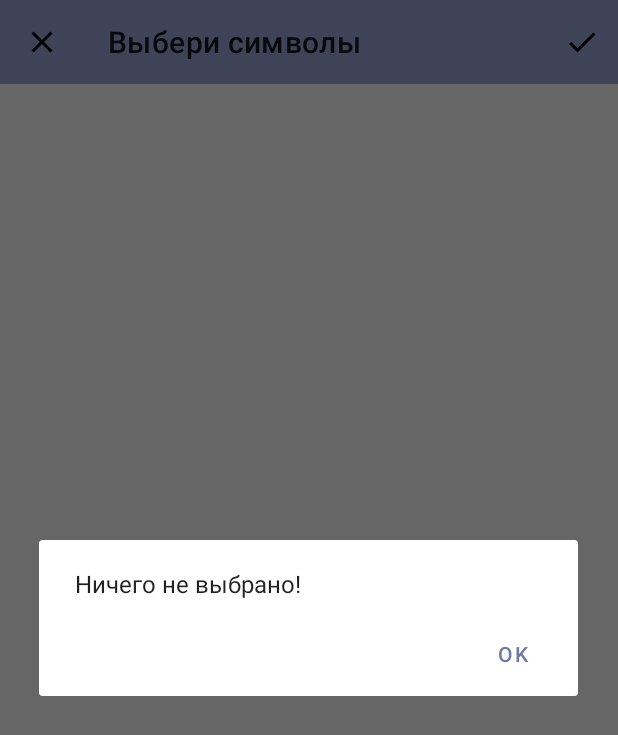
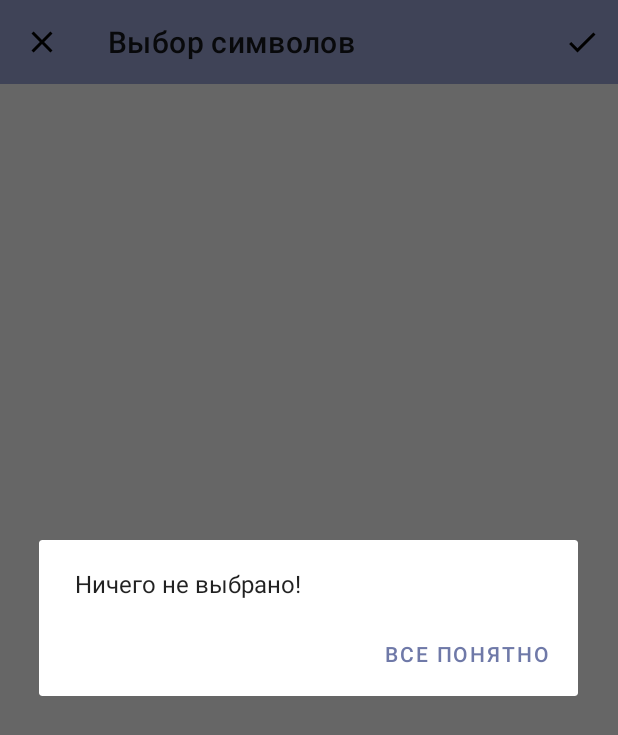
Before and after one commit to Chechevichnaya/Don-t-ruin-your-laundry, an Android app: the fragment ChooseSymbolsToCard placed in its activity, after a tap on "Добавить", on a phone screen of 412 x 824 dp. Shown: the top 735 px of the screen. Run offline under Robolectric (Android 15) with nearby library versions, the phone set to English and light mode, and no system bars; our stand-ins replace FlexboxLayout; 8 statements that could not run were skipped.

Commit message:
change some strings

```diff
--- a/app/src/main/java/com/blabla/dontruinyourlaundry/presentation/fragments/ChooseSymbolsToCard.kt
+++ b/app/src/main/java/com/blabla/dontruinyourlaundry/presentation/fragments/ChooseSymbolsToCard.kt
@@ -23,7 +23,7 @@ import org.koin.androidx.viewmodel.ext.android.viewModel
 class ChooseSymbolsToCard : Fragment() {
     private val TAG = this::class.java.simpleName
     private lateinit var binding: FragmentAddSymbolToCardBinding
-//    private val viewModel: ChooseSymbolsViewModel by viewModels()
+
     private val viewModel: ChooseSymbolsViewModel by viewModel()
     private val args: ChooseSymbolsToCardArgs by navArgs()
 
@@ -74,8 +74,8 @@ class ChooseSymbolsToCard : Fragment() {
 
     private fun showDialogNothingSelected() {
         val builder: AlertDialog.Builder = AlertDialog.Builder(requireContext())
-        val dialog: AlertDialog = builder.setMessage("Ничего не выбрано!")
-            .setPositiveButton("Ok") { _, _ -> }
+        val dialog: AlertDialog = builder.setMessage(requireContext().getString(R.string.nothing_selected))
+            .setPositiveButton(requireContext().getString(R.string.ok_button)) { _, _ -> }
             .create()
 
         dialog.show()
@@ -101,7 +101,7 @@ class ChooseSymbolsToCard : Fragment() {
 
     private fun setUpperMenu() {
         //set navigation menu
-        binding.toolbarAddSymbolsToCard.title = "Выбери символы"
+        binding.toolbarAddSymbolsToCard.title = requireContext().getString(R.string.symbol_choosing)
         binding.toolbarAddSymbolsToCard.setNavigationIcon(R.drawable.ic_baseline_close_24)
 
         //go back without changing
--- a/app/src/main/res/values/strings.xml
+++ b/app/src/main/res/values/strings.xml
@@ -23,7 +23,7 @@
     <string name="from_camera">С помощью камеры</string>
     <string name="permission_required">Camera access is required to display the camera preview.</string>
 
-    <string name="permission_granted">Permission is granted. You can use the camera now.</string>
+    <string name="permission_granted">Разрешение получено. Тперь вы можете пользоваться камерой в приложени</string>
     <string name="delete_question">Вы уверены, что хотите полностью удалить карточку?</string>
     <string name="delete_symbol">Удалить символ?</string>
     <string name="yes">Да</string>
@@ -34,58 +34,63 @@
     <string name="edit_fragment">Редактирование карточки</string>
     <string name="add_card_fragment">Добавление новой карточки</string>
     <string name="add_more_symbols">Добавить символы для стирки</string>
-    <string name="wash">Разрешена машинная стирка</string>
-    <string name="wash_not_allowed">Машинная и ручная стирка запрещены. Разрешена химчистка</string>
-    <string name="wash_hand">Ручная стирка при температуре воды до 40 °C. Не тереть, отжимать аккуратно, без перекручивания</string>
-    <string name="wash_hand30">Ручная стирка при температуре воды до 30 °C, не тереть, отжимать деликатно</string>
-    <string name="wash_hand40">Ручная стирка при температуре воды до 40 °C, не тереть, отжимать деликатно</string>
-    <string name="wash30">Ручная или машинная стирка при температуре воды не выше 30°C. Не подвергать сильному отжиму</string>
-    <string name="wash40">Ручная или машинная стирка при температуре воды не выше 40°C</string>
-    <string name="wash50">Ручная или машинная стирка при температуре воды не выше 50°C</string>
-    <string name="wash60">Ручная или машинная стирка при температуре воды не выше 60°</string>
-    <string name="wash70">Ручная или машинная стирка при температуре воды не выше 70°C</string>
-    <string name="wash90">Ручная или машинная стирка при температуре воды не выше 95°C</string>
-    <string name="wash30_care">Деликатная ручная или машинная стирка при температуре воды до 30 °C, с использованием программ деликатной стирки (полоскание при низкой температуре и короткое время отжима)</string>
-    <string name="wash30_extracare">Особо деликатная ручная или машинная стирка при температуре воды до 30°C. Не отжимать руками</string>
-    <string name="wash40_care">Деликатная ручная или машинная стирка при температуре воды не выше 40°C</string>
-    <string name="wash40_extracare">Особо деликатная стирка при температуре воды не выше 40°C</string>
-    <string name="wash50_care">Деликатная ручная или машинная стирка при температуре до 50°C</string>
-    <string name="wash60_care">Деликатная ручная или машинная стирка при температуре воды до 60 °C</string>
-    <string name="wash90_care">Деликатная ручная или машинная стирка при температуре воды до 95 °C</string>
-    <string name="bleach">Отбеливание разрешено любыми окисляющими средствами</string>
-    <string name="bleach_non_chlor">Отбеливание разрешено только кислородсодержащими отбеливателями, в составе которых отсутствует хлор</string>
-    <string name="bleach_not_allowed">Отбеливание запрещено. Стиральные порошки не должны содержать хлор</string>
-    <string name="dry">Разрешено отжимать и сушить в стиральной машине или в сушилке</string>
-    <string name="dry40">Сушка и отжим при низкой температуре не выше 40°C</string>
-    <string name="dry60">Сушка и отжим при средней температуре не выше 60°C</string>
-    <string name="dry80">Сушка и отжим при высокой температуре не выше 80°C</string>
-    <string name="dry_no_heat">Обычная барабанная сушка и отжим при нормальной температуре, без нагрева воздуха</string>
-    <string name="dry40_care">Деликатная сушка и отжим в сушильном барабане при температуре не выше 40°C</string>
-    <string name="dry40_extracare">Особо деликатная сушка и отжим в сушильном барабане при температуре не выше 40°C</string>
-    <string name="dry60_care">Деликатная сушка и отжим при температуре не выше 60°C</string>
-    <string name="dry_line">После отжима разрешена сушка в подвешенном(вертикальном) состоянии</string>
-    <string name="dry_shade">Сушка в тени, вдали от прямых солнечных лучей</string>
-    <string name="dry_line_shade">Сушка в подвешенном (вертикальном) состоянии в тени и вдали от прямых солнечных лучей</string>
-    <string name="dry_drip">Сушка без отжима в подвешенном (вертикальном) состоянии</string>
-    <string name="dry_drip_shade">Сушка без отжима в подвешенном (вертикальном) состоянии в тени, вдали от прямых солнечных лучей</string>
-    <string name="dry_flat">Сушка на горизонтальной поверхности в расправленном состоянии</string>
-    <string name="dry_flat_shade">Сушка на горизонтальной поверхности в расправленном состоянии в тени</string>
-    <string name="dry_not_alloder">Запрещено отжимать и сушить в машинке</string>
-    <string name="iron">Для восстановления формы и внешнего вида изделия его разрешено гладить при любой температуре, с паром или без</string>
-    <string name="iron110">Разрешено гладить при максимальной температуре 110°C (соответствует символу в виде одной точки на терморегуляторе утюга), допустимо для синтетики, нейлона, акрила, полиэстера, полиамида, ацетата; использовать тканевую прокладку, не пользоваться паром</string>
-    <string name="iron150">Разрешено гладить при максимальной температуре 150°C (соответствует символу в виде двух точек на терморегуляторе утюга), допустимо для шерсти и смешанных волокон с полиэстером и вискозой; использовать влажную ткань</string>
-    <string name="iron200">Разрешено гладить при максимальной температуре 200°C (соответствует символу в виде трёх точек на терморегуляторе утюга), допустимо для льна и хлопка; можно слегка увлажнить изделие</string>
-    <string name="iron_not_allowed">Глажение с паром навредит одежде, рекомендовано регулярное глажение в указанном температурном режиме</string>
-    <string name="iron_steam_not_allowed">Изделие не должно подвергаться глажению, пропаривание и обработку паром не применять</string>
-    <string name="dry_clean">Только сухая чистка. Этoт символ предназначен для специалистов химчистки</string>
-    <string name="dry_cleana">Сухая чистка с любым органическим растворителем. Этoт символ предназначен для специалистов химчистки</string>
-    <string name="dry_cleanp">Обычная сухая чистка с использованием тетрахлорэтилена и всех растворителей, перечисленных для символа «F». Этoт символ предназначен для специалистов химчистки</string>
-    <string name="dry_cleanf">Обычная сухая чистка с использованием только углеводорода, бензина и трифтортрихорметана. Этoт символ предназначен для специалистов химчистки</string>
-    <string name="dry_clean_short">Одежда может быть очищена в сокращенном цикле. Символ может использоваться в сочетании с буквой. Этoт символ предназначен для специалистов химчистки</string>
-    <string name="dry_clean_lowheat">Одежда может быть очищена в умеренном температурном режиме. Символ может использоваться в сочетании с буквой. Этoт символ предназначен для специалистов химчистки</string>
-    <string name="dry_clean_low_water">При чистке допустима пониженная влажность. Символ может использоваться в сочетании с буквой. Этoт символ предназначен для специалистов химчистки</string>
-    <string name="dry_clean_no_steam">Запрещено использовать пар на завершающей стадии чистки. Символ может использоваться в сочетании с буквой. Этoт символ предназначен для специалистов химчистки</string>
-    <string name="dry_clean_not_allowed">Изделие не должно подвергаться химической чистке, удаление пятен растворителем запрещено. Этoт символ предназначен для специалистов химчистки</string>
+
+    <string name="wash">Стирайте вещь в стандартном режиме без ограничений по температуре воды</string>
+    <string name="wash_not_allowed">Стирать вещь вручную или в машинке, к сожалению, нельзя. Дополнительные инструкции по уходу смотрите на символах сухой чистки</string>
+    <string name="wash_hand">Стирайте вещь вручную с моющим средством и теплой водой в небольшой ванне или раковине. Не стирайте в машинке.</string>
+    <string name="wash_hand30">Стирайте вещь вручную с моющим средством в прохладной воде (не выше 30 °C) в небольшой ванне или раковине. Не стирайте в машинке.</string>
+    <string name="wash_hand40">Стирайте вещь вручную с моющим средством в теплой воду (не выше 40 °C) в небольшой ванне или раковине. Не стирайте в машинке.</string>
+    <string name="wash30">Стирайте вещь вручную или в машинке в прохладной воде (не выше 30 °C)</string>
+    <string name="wash40">Стирайте вещь вручную или в машинке в теплой воде (не выше 40 °C)</string>
+    <string name="wash50">Стирайте вещь вручную или в машинке в горячей воде (не выше 50 °C)</string>
+    <string name="wash60">Стирайте вещь вручную или в машинке в горячей воде (не выше 60 °C)</string>
+    <string name="wash70">Стирайте вещь вручную или в машинке в горячей воде (не выше 70 °C)</string>
+    <string name="wash90">Стирайте вещь вручную или в машинке в горячей воде (не выше 95 °C)</string>
+    <string name="wash30_care">Стирайте вещь вручную или в машинке в режиме деликатной стирки в холодной воде (не выше 30°C), для защиты одежды, склонной к образованию складок, выцветанию, усадке и растяжению. Можно полоскать, отжимать на малых оборотах</string>
+    <string name="wash30_extracare">Стирайте вещь вручную или в машинке в режиме особо деликатной стирки, в котором используется холодная вода (не выше 30°C), чтобы бережно относиться к таким тканям, как шелк, шерсть и синтетические материалы. Старайтесь минимизировать механическое воздействие, используйте много воды</string>
+    <string name="wash40_care">Стирайте вещь вручную или в машинке в режиме деликатной стирки в теплой воде (не выше 40°C), для защиты одежды, склонной к образованию складок, выцветанию, усадке и растяжению. Можно полоскать, отжимать на малых оборотах</string>
+    <string name="wash40_extracare">Стирайте вещь вручную или в машинке в режиме особо деликатной стирки, в котором используется теплая вода (не выше 40°C), чтобы бережно относиться к таким тканям, как шелк, шерсть и синтетические материалы. Старайтесь минимизировать механическое воздействие, используйте много воды</string>
+    <string name="wash50_care">Стирайте вещь вручную или в машинке в режиме деликатной стирки в горячей воде (не выше 50°C), для защиты одежды, склонной к образованию складок, выцветанию, усадке и растяжению</string>
+    <string name="wash60_care">Стирайте вещь вручную или в машинке в режиме деликатной стирки в горячей воде (не выше 60°C), для защиты одежды, склонной к образованию складок, выцветанию, усадке и растяжению</string>
+    <string name="wash90_care">Стирайте вещь вручную или в машинке в режиме деликатной стирки в горячей воде (не выше 95°C), для защиты одежды, склонной к образованию складок, выцветанию, усадке и растяжению</string>
+
+    <string name="bleach">Отбеливайте любыми окисляющими средствами</string>
+    <string name="bleach_non_chlor">Отбеливайте только кислородсодержащими отбеливателями, в составе которых нет хлора</string>
+    <string name="bleach_not_allowed">Отбеливать вещи, к сожалению, нельзя</string>
+
+    <string name="dry">Вещь можно отжимать и сушить в стиральной машине или в сушилке</string>
+    <string name="dry40">Сушите при низкой температуре не выше 40°C</string>
+    <string name="dry60">Сушите при средней температуре не выше 60°C</string>
+    <string name="dry80">Сушите при высокой температуре не выше 80°C</string>
+    <string name="dry_no_heat">Сушите вещь в сушилке без нагрева воздуха</string>
+    <string name="dry40_care">Сушите, используя деликатный режим, при температуре не выше 40°C</string>
+    <string name="dry40_extracare">Сушите, используя особо деликатный режим, при температуре не выше 40°C</string>
+    <string name="dry60_care">Сушите, используя деликатный режим при температуре не выше 60°C</string>
+    <string name="dry_line">Повесьте вещь на веревке, чтобы она высохла на воздухе</string>
+    <string name="dry_shade">Сушите в тени, вдали от прямых солнечных лучей</string>
+    <string name="dry_line_shade">Повесьте вещь на веревке, чтобы она высохла на воздухе, но вдали от прямых солнечных лучей</string>
+    <string name="dry_drip">Повесьте вещь на веревке, не разглаживая и не придавая ей форму</string>
+    <string name="dry_drip_shade">Повесьте вещь на веревке, не разглаживая и не придавая ей форму, вдали от прямых солнечных лучей</string>
+    <string name="dry_flat">Положите вещь на плоскую горизонтальную поверхность, чтобы она высохла на воздухе. Это помогает защитить такие ткань от растяжения и деформирования</string>
+    <string name="dry_flat_shade">Положите вещь на плоскую горизонтальную поверхность, чтобы она высохла на воздухе, но вдали от прямых солнечных лучей. Это помогает защитить такие ткань от растяжения и деформирования</string>
+    <string name="dry_not_alloder">Сушить вещь в сушилке, к сожалению, нельзя</string>
+
+    <string name="iron">Гладьте при любой температуре, с паром или без</string>
+    <string name="iron110">Гладьте при температуре не выше 110°C</string>
+    <string name="iron150">Гладьте при температуре не выше 150°C</string>
+    <string name="iron200">Гладьте при температуре не выше 200°C</string>
+    <string name="iron_steam_not_allowed">Не используйте пар при глажке</string>
+    <string name="iron_not_allowed">Гладить вещи утюгом, к сожалению, нельзя</string>
+
+    <string name="dry_clean">Отдайте вещь в профессиональную химчистку. Не стирайте и не сушите вещь в машине</string>
+    <string name="dry_cleana">Этoт символ предназначен для специалистов химчистки. Сухая чистка с любым органическим растворителем</string>
+    <string name="dry_cleanp">Этoт символ предназначен для специалистов химчистки. Обычная сухая чистка с использованием тетрахлорэтилена и всех растворителей, перечисленных для символа «F»</string>
+    <string name="dry_cleanf">Этoт символ предназначен для специалистов химчистки. Обычная сухая чистка с использованием только углеводорода, бензина и трифтортрихорметана</string>
+    <string name="dry_clean_short">Этoт символ предназначен для специалистов химчистки. Одежда может быть очищена в сокращенном цикле. Символ может использоваться в сочетании с буквой</string>
+    <string name="dry_clean_lowheat">Этoт символ предназначен для специалистов химчистки. Одежда может быть очищена в умеренном температурном режиме. Символ может использоваться в сочетании с буквой</string>
+    <string name="dry_clean_low_water">Этoт символ предназначен для специалистов химчистки. При чистке допустима пониженная влажность. Символ может использоваться в сочетании с буквой</string>
+    <string name="dry_clean_no_steam">Этoт символ предназначен для специалистов химчистки. Запрещено использовать пар на завершающей стадии чистки. Символ может использоваться в сочетании с буквой</string>
+    <string name="dry_clean_not_allowed">Сухая химическая чистка, а также удаление пятен растворителем, к сожалению, запрещены</string>
 
 
     <string name="allowed">Разрешена</string>
@@ -121,6 +126,14 @@
     <string name="fill_name">Заполни поле "Название вещи"</string>
     <string name="fill_symbols">Добавь нужные символы для ухода за вещами</string>
     <string name="need_acces_to_camera">Приложению требуется доступ к камере, чтобы сделать фото</string>
+    <string name="search_result">Результат поиска</string>
+    <string name="no_result">Ничего не найдено!</string>
+    <string name="no_search_terms">Параметры для поиска не выбраны!</string>
+
+    <string name="nothing_selected">Ничего не выбрано!</string>
+    <string name="symbol_choosing">Выбор символов</string>
+
+
 
 
 
```
Also changed, not shown: app/src/main/java/com/blabla/dontruinyourlaundry/domain/useCases/SearchByParameterUseCase.kt (+26 -4 lines), app/src/main/java/com/blabla/dontruinyourlaundry/presentation/fragments/SearchByParametersFragment.kt (+20 -3 lines), app/src/main/java/com/blabla/dontruinyourlaundry/presentation/fragments/SearchByParametersResultFragment.kt (+3 -16 lines), app/src/main/java/com/blabla/dontruinyourlaundry/presentation/viewModels/SearchByParametersResultViewModel.kt (+0 -7 lines), app/src/main/java/com/blabla/dontruinyourlaundry/presentation/viewModels/SearchByParametersViewModel.kt (+18 -6 lines), 1 other file.
